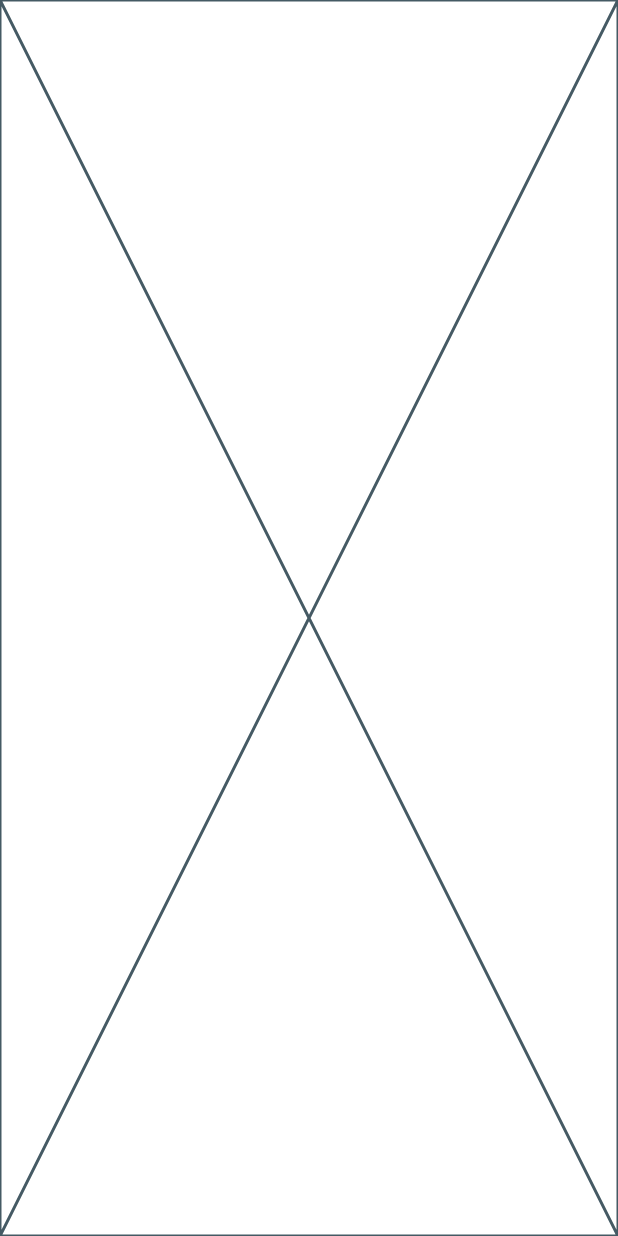
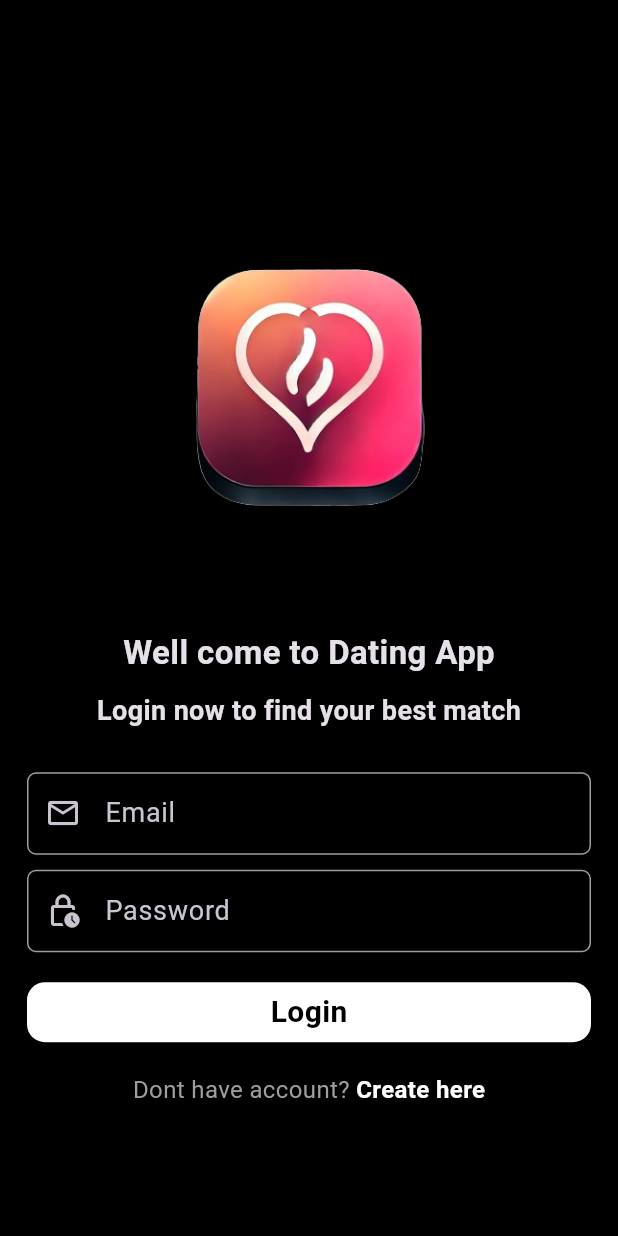
Before and after one commit to Dinuthk/Dating_App, a Flutter app: the screen it shows after launch, on a phone screen of 412 x 824 dp. Run offline on Flutter 3.47's test engine with Material 3 defaults, Android fonts, the phone set to English and light mode, and no system bars; our stand-ins replace get.

Commit message:
login page

```diff
--- a/lib/authenticationScreen/login_screen.dart
+++ b/lib/authenticationScreen/login_screen.dart
@@ -1,4 +1,6 @@
+import 'package:dating_app/widgets/custom_text-field_widgest.dart';
 import 'package:flutter/material.dart';
+import 'package:flutter/widgets.dart';
 
 class LoginScreen extends StatefulWidget {
   const LoginScreen({super.key});
@@ -8,8 +10,153 @@ class LoginScreen extends StatefulWidget {
 }
 
 class _LoginScreenState extends State<LoginScreen> {
+
+  TextEditingController emailTexteditingController = TextEditingController();
+  TextEditingController passwordTexteditingController = TextEditingController();
+  bool showProgressBar = false;
+
+
   @override
   Widget build(BuildContext context) {
-    return const Placeholder();
+    return Scaffold(
+       body: SingleChildScrollView(
+        child: Center(
+          child: Column(
+            children: [
+              const SizedBox(
+                height: 100,
+                ),
+
+              Image.asset(
+                "images/logot.png",
+                width: 300,
+              ),
+
+             const Text(
+              "Well come to Dating App",
+              style: TextStyle(
+                fontSize: 22,
+                fontWeight: FontWeight.bold
+              )
+             ),
+
+             const SizedBox(
+                height: 10,
+                ),
+
+             const Text(
+              "Login now to find your best match",
+              style: TextStyle(
+                fontSize: 18,
+                fontWeight: FontWeight.bold
+              )
+             ),
+
+             const SizedBox(
+                height: 28,
+                ),
+
+              //email
+              SizedBox(
+                  width: MediaQuery.of(context).size.width -36,
+                  height: 55,
+                child: CustomTextFieldWidget(
+                  editingController: emailTexteditingController,
+                  labelText: "Email",
+                  iconData: Icons.email_outlined,
+                  isobscure: false,
+                ),
+              ),
+
+              const SizedBox(
+                height: 10,
+                ),
+              //password
+              SizedBox(
+                  width: MediaQuery.of(context).size.width -36,
+                  height: 55,
+                child: CustomTextFieldWidget(
+                  editingController: passwordTexteditingController,
+                  labelText: "Password",
+                  iconData: Icons.lock_clock_outlined,
+                  isobscure: true,
+                ),
+              ),
+
+
+              const SizedBox(
+                height: 20,
+                ),
+              //Login button
+              Container(
+                width: MediaQuery.of(context).size.width -36,
+                height: 40,
+                decoration: const BoxDecoration(
+                  color: Colors.white,
+                  borderRadius: BorderRadius.all(
+                    Radius.circular(12),
+                  )
+                ),
+                child: InkWell(
+                  onTap: () {
+
+                  },
+                  child: const Center(
+                    child: Text(
+                      "Login",
+                      style: TextStyle(
+                        fontSize: 20,
+                        color: Colors.black,
+                        fontWeight: FontWeight.bold
+                      )
+                    ),
+                  ),
+                ),
+              ),
+
+              const SizedBox(
+                height: 20,
+                ),
+
+              //dont have an account crete here button
+              Row(
+                mainAxisAlignment: MainAxisAlignment.center,
+                children: [
+                  const Text(
+                    "Dont have account? ",
+                    style: TextStyle(
+                      fontSize: 16,
+                      color: Colors.grey,
+                    ),
+                  ),
+
+                  InkWell(
+                    onTap: () {
+
+                  },
+                    child: const Text(
+                      "Create here",
+                      style: TextStyle(
+                        fontSize: 16,
+                        color: Colors.white,
+                        fontWeight: FontWeight.bold
+                      ),
+                    ),
+                  )
+                ],
+              ),
+
+              showProgressBar  == true
+                  ? const CircularProgressIndicator(
+                    valueColor: AlwaysStoppedAnimation<Color>(
+                      Colors.pink
+                    ),
+                  )
+                  : Container(),
+            ],
+            ),
+        ),
+      ),
+    );
   }
 }
--- a/lib/main.dart
+++ b/lib/main.dart
@@ -14,10 +14,8 @@ class MyApp extends StatelessWidget {
   Widget build(BuildContext context) {
     return GetMaterialApp(
       title: 'Dating App',
-      theme: ThemeData(
-
-        colorScheme: ColorScheme.fromSeed(seedColor: Colors.deepPurple),
-        useMaterial3: true,
+      theme: ThemeData.dark().copyWith(
+        scaffoldBackgroundColor: Colors.black,
       ),
       debugShowCheckedModeBanner: false,
       home: LoginScreen(),
--- /dev/null
+++ b/lib/widgets/custom_text-field_widgest.dart
@@ -0,0 +1,52 @@
+import 'package:flutter/material.dart';
+
+class CustomTextFieldWidget extends StatelessWidget {
+
+  final TextEditingController? editingController;
+  final IconData? iconData;
+  final String? assetRef;
+  final String? labelText;
+  final bool? isobscure;
+
+  CustomTextFieldWidget({
+    super.key,
+    this.editingController,
+    this.iconData,
+    this.assetRef,
+    this.labelText,
+    this.isobscure
+    });
+
+  @override
+  Widget build(BuildContext context) {
+    return TextField(
+      controller: editingController,
+      decoration: InputDecoration(
+        labelText: labelText,
+        prefixIcon: iconData != null
+          ? Icon(iconData)
+          : Padding(
+            padding: EdgeInsets.all(8),
+            child: Image.asset(assetRef.toString()),
+          ),
+
+        labelStyle: const TextStyle(
+          fontSize: 18,
+        ),
+        enabledBorder: OutlineInputBorder(
+          borderRadius: BorderRadius.circular(6),
+          borderSide: const BorderSide(
+            color: Colors.grey,
+          )
+        ),
+        focusedBorder: OutlineInputBorder(
+          borderRadius: BorderRadius.circular(6),
+          borderSide: const BorderSide(
+            color: Colors.grey,
+          )
+        ),
+      ),
+      obscureText: isobscure!,
+    );
+  }
+}
--- a/pubspec.yaml
+++ b/pubspec.yaml
@@ -60,9 +60,8 @@ flutter:
   uses-material-design: true
 
   # To add assets to your application, add an assets section, like this:
-  # assets:
-  #   - images/a_dot_burr.jpeg
-  #   - images/a_dot_ham.jpeg
+  assets:
+     - images/
 
   # An image asset can refer to one or more resolution-specific "variants", see
   # https://flutter.dev/assets-and-images/#resolution-aware
```
Also changed, not shown: images/logo.png (added), images/logot.png (added), images/logott - Copy.png (added), images/logottt.png (added), images/profile_avatar.jpg (added), 6 other files.
